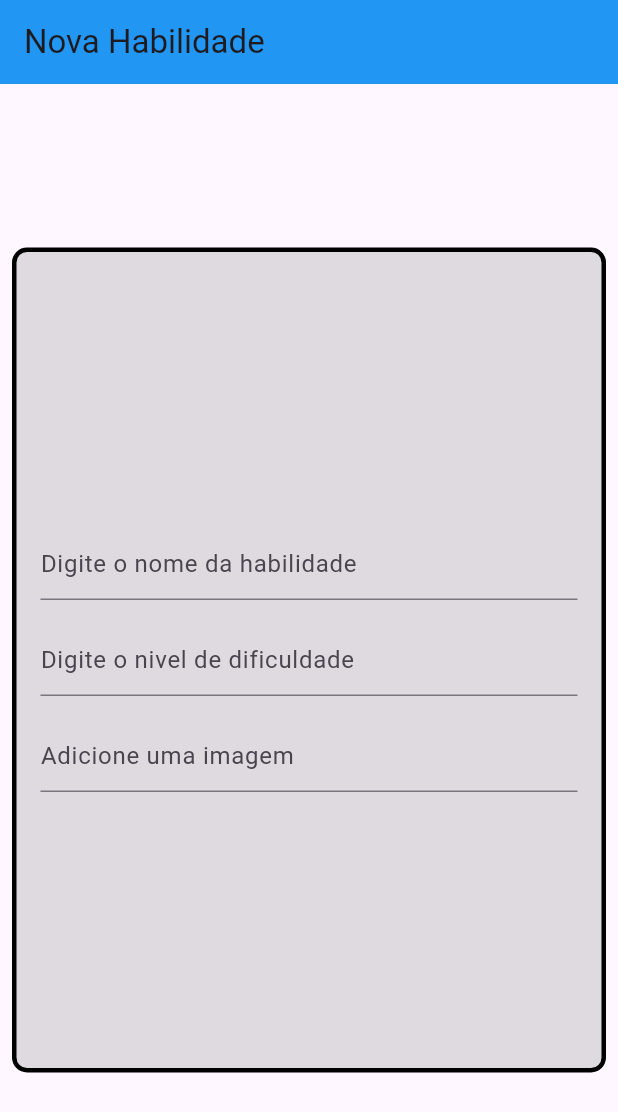
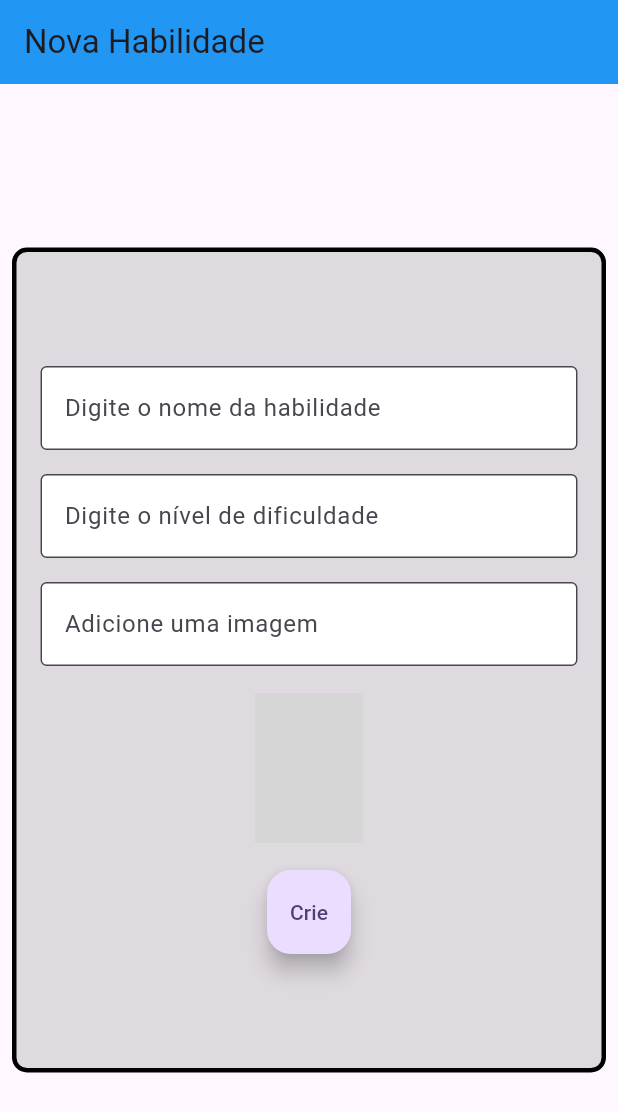
Before and after one commit to PabloToledoGit/TaskFlutter, a Flutter app: the screen it shows after launch, on a phone screen of 412 x 824 dp. Shown: the top 1112 px of the screen. Run offline on Flutter 3.47's test engine with Material 2 defaults, Android fonts, the phone set to English and light mode, and no system bars; network calls fail; grey boxes are pictures that could not be loaded.

Commit message:
trabalhando em novas atualizações

```diff
--- a/lib/Screens/Tela1.dart
+++ b/lib/Screens/Tela1.dart
@@ -11,11 +11,13 @@ class Tela extends StatefulWidget {
 
 class _TelaState extends State<Tela> {
   bool opacidade = true;
+
   @override
   Widget build(BuildContext context) {
     return Scaffold(
       appBar: AppBar(
-        title: const Text('Lista de Habilidades',style: TextStyle(color: Colors.white),),
+        title: const Text(
+          'Lista de Habilidades', style: TextStyle(color: Colors.white),),
         backgroundColor: Colors.black,
       ),
       body: AnimatedOpacity(
@@ -23,7 +25,33 @@ class _TelaState extends State<Tela> {
         opacity: opacidade ? 1 : 0,
         child: Container(
             margin: const EdgeInsets.only(top: 30.0),
-          child: ListView(
+            child: const Lista()
+        ),
+      ),
+      floatingActionButton: FloatingActionButton(
+        onPressed: () {
+          setState(() {
+            opacidade = !opacidade;
+          });
+        },
+        backgroundColor: Colors.black,
+        child: const Icon(Icons.incomplete_circle_sharp, color: Colors.white,),
+      ),
+    );
+  }
+}
+
+class Lista extends StatefulWidget {
+  const Lista({super.key});
+
+  @override
+  State<Lista> createState() => _ListaState();
+}
+
+class _ListaState extends State<Lista> {
+  @override
+  Widget build(BuildContext context) {
+    return ListView(
       children: const [
         Task(
           nome: 'Aprendendo Flutter',
@@ -38,7 +66,7 @@ class _TelaState extends State<Tela> {
         ),
         Task(
           nome: 'Aprendendo Inglês',
-                foto:'https://cdn.wizard.com.br/wp-content/uploads/2022/04/19182442/as-dez-melhores-maneiras-de-aprender-ingles-mais-rapido.jpg',
+          foto: 'https://cdn.wizard.com.br/wp-content/uploads/2022/04/19182442/as-dez-melhores-maneiras-de-aprender-ingles-mais-rapido.jpg',
           dificuldade: 3,
         ),
         Task(
@@ -48,18 +76,6 @@ class _TelaState extends State<Tela> {
         ),
         SizedBox(height: 80,)
       ],
-          ),
-        ),
-      ),
-      floatingActionButton: FloatingActionButton(
-        onPressed: () {
-          setState(() {
-            opacidade = !opacidade;
-          });
-        },
-        backgroundColor: Colors.black,
-        child: const Icon(Icons.incomplete_circle_sharp, color: Colors.white,),
-      ),
     );
   }
 }
--- a/lib/Screens/Tela2.dart
+++ b/lib/Screens/Tela2.dart
@@ -29,7 +29,7 @@ class _Tela2State extends State<Tela2> {
               borderRadius: BorderRadius.circular(10),
               border: Border.all(width: 3),
             ),
-            child: const Column(
+            child:Column(
               mainAxisAlignment: MainAxisAlignment.center,
               children: [
                 Formulario(),
--- a/lib/components/Inputsdoform.dart
+++ b/lib/components/Inputsdoform.dart
@@ -1,7 +1,16 @@
 import 'package:flutter/material.dart';
+import 'package:taskalura/components/Task.dart';
 
 class Inputs extends StatefulWidget {
-  const Inputs({super.key, required this.conteudoInput});
+  const Inputs(
+      {Key? key,
+        required this.conteudoInput,
+        this.controller, // Torna o controller opcional
+        this.defaultController}) // Novo controlador padrão
+      : super(key: key);
+
+  final TextEditingController? controller;
+  final TextEditingController? defaultController; // Controlador padrão
   final String conteudoInput;
 
   @override
@@ -9,44 +18,98 @@ class Inputs extends StatefulWidget {
 }
 
 class _InputsState extends State<Inputs> {
+  late TextEditingController _controller; // Controlador que será usado
 
-  final TextEditingController _controller = TextEditingController();
+  @override
+  void initState() {
+    super.initState();
+    // Se um controller foi fornecido, use-o; caso contrário, use o defaultController
+    _controller = widget.controller ?? widget.defaultController ?? TextEditingController();
+  }
 
-  String valorDoTextField = '';
   @override
   Widget build(BuildContext context) {
-    return Padding(
-      padding: const EdgeInsets.all(8.0),
-      child: TextField(
-        controller: _controller,
-        onChanged: (text){
-          setState(() {
-            valorDoTextField = text;
-          });
-        },
-        decoration: InputDecoration(
-          hintText: widget.conteudoInput,
+    return Column(
+      children: [
+        Padding(
+          padding: const EdgeInsets.all(8.0),
+          child: TextFormField(
+            onChanged: (controller) {
+              setState(() {});
+            },
+            controller: _controller, // Use o _controller criado
+            decoration: InputDecoration(
+              border: const OutlineInputBorder(),
+              hintText: widget.conteudoInput,
+              fillColor: Colors.white,
+              filled: true,
+            ),
+          ),
+        ),
+      ],
+    );
+  }
+}
+
+class Formulario extends StatefulWidget {
+  Formulario({Key? key}) : super(key: key);
+
+  final TextEditingController dificuldadeController = TextEditingController();
+  final TextEditingController habilidadeController = TextEditingController();
+  final TextEditingController imagemController = TextEditingController();
+
+  @override
+  State<Formulario> createState() => _FormularioState();
+}
+
+class _FormularioState extends State<Formulario> {
+  @override
+  Widget build(BuildContext context) {
+    return Form(
+      child: Padding(
+        padding: const EdgeInsets.all(8.0),
+        child: Column(
+          children: [
+            Inputs(
+              conteudoInput: 'Digite o nome da habilidade',
+              controller: widget.habilidadeController, // Forneça um controlador específico
+            ),
+
+            Inputs(
+              conteudoInput: 'Digite o nível de dificuldade',
+              controller: widget.dificuldadeController,
+            ),
+
+            Inputs(
+              conteudoInput: 'Adicione uma imagem',
+              defaultController: widget.imagemController, // Use o controlador padrão
+            ),
+            Padding(
+              padding: const EdgeInsets.all(10.0),
+              child: Container(
+                height: 100,
+                width: 72,
+                decoration: BoxDecoration(
+                  color: Colors.blue,
+                  borderRadius: BorderRadius.circular(10),
+                ),
+                child: Image.network(widget.imagemController.text),
+              ),
+            ),
+            Padding(
+              padding: const EdgeInsets.all(8.0),
+              child: FloatingActionButton(
+                  onPressed: () {
+                    setState(() {
+
+                    });
+
+                  },
+                  child: const Text('Crie')),
+            )
+          ],
         ),
       ),
     );
-  }}
-
-class Formulario extends StatelessWidget {
-  const Formulario({super.key,});
-
-
-  @override
-  Widget build(BuildContext context) {
-    return const Form(
-        child: Padding(
-          padding: EdgeInsets.all(8.0),
-          child: Column(
-            children: [
-              Inputs(conteudoInput:'Digite o nome da habilidade',),
-              Inputs(conteudoInput:'Digite o nivel de dificuldade',),
-              Inputs(conteudoInput:'Adicione uma imagem',),
-            ],
-          ),
-        ));
   }
 }
```
Lines whose indentation alone changed are shown as unchanged.
